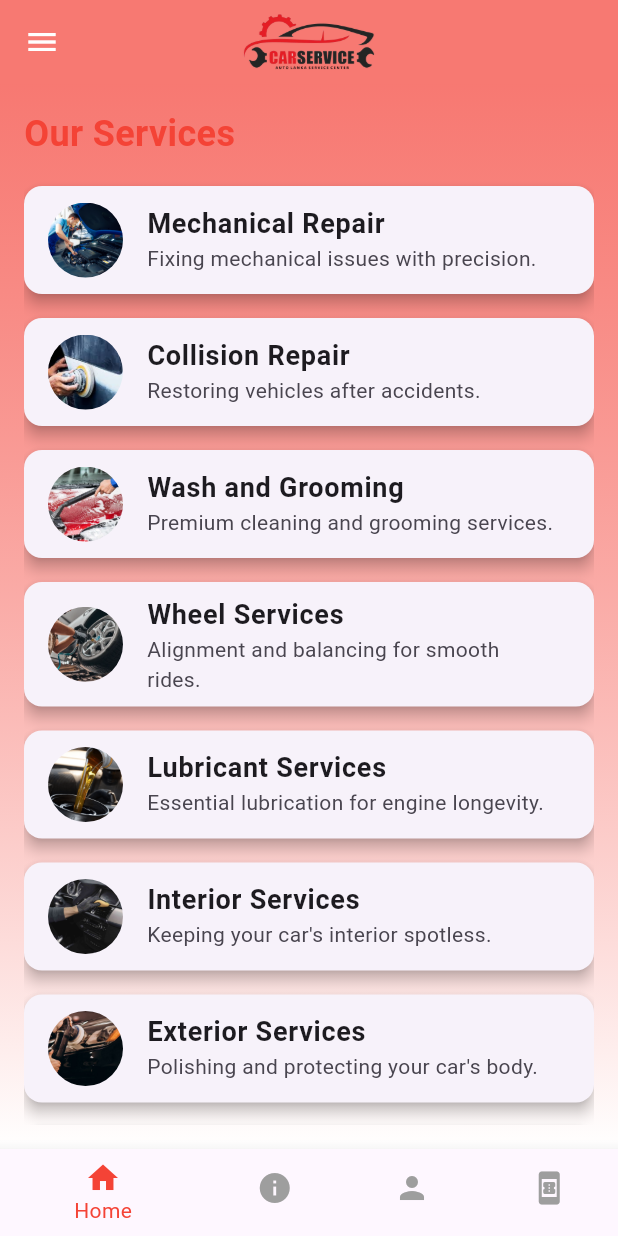
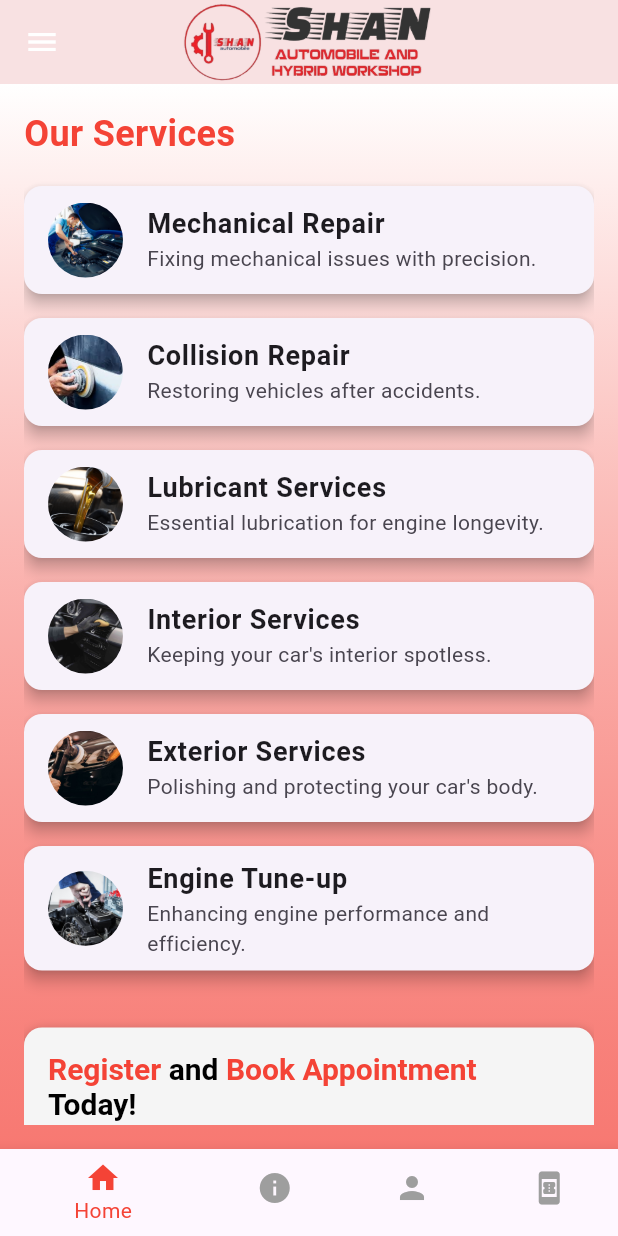
Before and after one commit to Thushanthadasun/Mobile_App, a Flutter app: the HomePage screen opened by its route, on a phone screen of 412 x 824 dp. Run offline on Flutter 3.47's test engine with Material 3 defaults, Android fonts, the phone set to English and light mode, and no system bars; our stand-ins replace shared_preferences, visibility_detector; missing offline and left inert: company_app; accounts and stored records are empty; statements that could not run were skipped.

Commit message:
frontend_changes

```diff
--- a/2025-04-24/Vehicle_maintance_System/lib/home_page.dart
+++ b/2025-04-24/Vehicle_maintance_System/lib/home_page.dart
@@ -1,89 +1,55 @@
-import 'logo_slider.dart';
+import 'package:company_app/logo_slider.dart';
+import 'package:company_app/book_now.dart';
 import 'package:flutter/material.dart';
 
 class HomePageContent extends StatelessWidget {
   final List<Map<String, String>> services = [
-    {
-      'title': 'Mechanical Repair',
-      'short_description': 'Fixing mechanical issues with precision.',
-      'long_description':
-          'Our expert technicians handle all kinds of mechanical repairs, including engine diagnostics, transmission issues, and brake system overhauls. We use high-quality parts and advanced tools to ensure your vehicle runs smoothly.',
-      'image': 'assets/mech-service.jpg'
-    },
-    {
-      'title': 'Collision Repair',
-      'short_description': 'Restoring vehicles after accidents.',
-      'long_description':
-          'We specialize in repairing accident damage, from minor dents to major structural repairs. Our state-of-the-art facility ensures your car is restored to its pre-accident condition with precision and care.',
-      'image': 'assets/collision-service.jpeg'
-    },
-    {
-      'title': 'Wash and Grooming',
-      'short_description': 'Premium cleaning and grooming services.',
-      'long_description':
-          "We provide thorough interior and exterior cleaning, including waxing, polishing, and vacuuming. Our services help maintain your vehicle's aesthetics and value.",
-      'image': 'assets/wash-service.jpg'
-    },
-    {
-      'title': 'Wheel Services',
-      'short_description': 'Alignment and balancing for smooth rides.',
-      'long_description':
-          'Our wheel services include tire rotation, balancing, alignment, and replacement. Proper wheel maintenance improves fuel efficiency and ensures a smooth ride.',
-      'image': 'assets/wheel-service.webp'
-    },
-    {
-      'title': 'Lubricant Services',
-      'short_description': 'Essential lubrication for engine longevity.',
-      'long_description':
-          'Regular oil changes and lubrication services are crucial for engine health. We use high-quality oils and lubricants to ensure smooth performance and reduce wear and tear.',
-      'image': 'assets/lubricant-service.png'
-    },
-    {
-      'title': 'Interior Services',
-      'short_description': "Keeping your car's interior spotless.",
-      'long_description':
-          'Our interior detailing services include deep cleaning, odor removal, and upholstery restoration, ensuring a fresh and comfortable driving experience.',
-      'image': 'assets/interior-service.jpg'
-    },
-    {
-      'title': 'Exterior Services',
-      'short_description': "Polishing and protecting your car's body.",
-      'long_description':
-          "We offer paint protection, waxing, and scratch removal to maintain your car's shine and protect it from environmental damage.",
-      'image': 'assets/exterior-service.jpg'
-    },
-    {
-      'title': 'Engine Tune-up',
-      'short_description': 'Enhancing engine performance and efficiency.',
-      'long_description':
-          'Our tune-up services include spark plug replacement, fuel system cleaning, and engine diagnostics to optimize performance and fuel efficiency.',
-      'image': 'assets/tuneup-service.jpeg'
-    },
+    {"title": "Mechanical Repair", "short_description": "Fixing mechanical issues with precision.", "long_description": "Our expert technicians handle all kinds of mechanical repairs, including engine diagnostics, transmission issues, and brake system overhauls. We use high-quality parts and advanced tools to ensure your vehicle runs smoothly.", "image": "assets/mech-service.jpg"},
+    {"title": "Collision Repair", "short_description": "Restoring vehicles after accidents.", "long_description": "We specialize in repairing accident damage, from minor dents to major structural repairs. Our state-of-the-art facility ensures your car is restored to its pre-accident condition with precision and care.", "image": "assets/collision-service.jpeg"},
+    {"title": "Lubricant Services", "short_description": "Essential lubrication for engine longevity.", "long_description": "Regular oil changes and lubrication services are crucial for engine health. We use high-quality oils and lubricants to ensure smooth performance and reduce wear and tear.", "image": "assets/lubricant-service.png"},
+    {"title": "Interior Services", "short_description": "Keeping your car's interior spotless.", "long_description": "Our interior detailing services include deep cleaning, odor removal, and upholstery restoration, ensuring a fresh and comfortable driving experience.", "image": "assets/interior-service.jpg"},
+    {"title": "Exterior Services", "short_description": "Polishing and protecting your car's body.", "long_description": "We offer paint protection, waxing, and scratch removal to maintain your car's shine and protect it from environmental damage.", "image": "assets/exterior-service.jpg"},
+    {"title": "Engine Tune-up", "short_description": "Enhancing engine performance and efficiency.", "long_description": "Our tune-up services include spark plug replacement, fuel system cleaning, and engine diagnostics to optimize performance and fuel efficiency.", "image": "assets/tuneup-service.jpeg"},
   ];
 
-  HomePageContent({super.key});
-
-  void _showDescription(
-    BuildContext context,
-    String title,
-    String longDescription,
-    String image,
-  ) {
+  void _showDescription(BuildContext context, String title, String longDescription, String image) {
     showDialog(
       context: context,
       builder: (context) => AlertDialog(
         title: Column(
           children: [
             Image.asset(image, width: 100, height: 100, fit: BoxFit.cover),
-            const SizedBox(height: 10),
-            Text(title, style: const TextStyle(fontWeight: FontWeight.bold)),
+            SizedBox(height: 10),
+            Text(title, style: TextStyle(fontWeight: FontWeight.bold)),
           ],
         ),
         content: Text(longDescription),
         actions: [
           TextButton(
             onPressed: () => Navigator.pop(context),
-            child: const Text('Close'),
+            child: Text("Close"),
+          ),
+          ElevatedButton(
+            onPressed: () {
+              Navigator.pop(context); // Close the dialog
+              Navigator.push(
+                context,
+                MaterialPageRoute(
+                  builder: (context) => RegisterServicePage(),
+                  settings: RouteSettings(arguments: {'service_title': title}),
+                ),
+              );
+            },
+            style: ElevatedButton.styleFrom(
+              backgroundColor: Colors.red,
+              shape: RoundedRectangleBorder(
+                borderRadius: BorderRadius.circular(8),
+              ),
+            ),
+            child: Text(
+              "Register",
+              style: TextStyle(color: Colors.white),
+            ),
           ),
         ],
       ),
@@ -97,60 +63,56 @@ class HomePageContent extends StatelessWidget {
       child: Column(
         crossAxisAlignment: CrossAxisAlignment.start,
         children: [
-          const Text(
-            'Our Services',
-            style: TextStyle(
-              fontSize: 24,
-              fontWeight: FontWeight.bold,
-              color: Colors.red,
-            ),
+          Text(
+            "Our Services",
+            style: TextStyle(fontSize: 24, fontWeight: FontWeight.bold, color: Colors.red),
           ),
-          const SizedBox(height: 10),
+          SizedBox(height: 10),
           Expanded(
             child: ListView(
               children: [
+                // Services List
                 ListView.builder(
                   shrinkWrap: true,
-                  physics: const NeverScrollableScrollPhysics(),
+                  physics: NeverScrollableScrollPhysics(),
                   itemCount: services.length,
                   itemBuilder: (context, index) {
                     return Card(
                       elevation: 4,
-                      margin: const EdgeInsets.symmetric(vertical: 8),
+                      margin: EdgeInsets.symmetric(vertical: 8),
                       child: ListTile(
                         leading: ClipOval(
                           child: Image.asset(
-                            services[index]['image']!,
+                            services[index]["image"]!,
                             width: 50,
                             height: 50,
                             fit: BoxFit.cover,
                           ),
                         ),
                         title: Text(
-                          services[index]['title']!,
-                          style: const TextStyle(
-                            fontSize: 18,
-                            fontWeight: FontWeight.bold,
-                          ),
+                          services[index]["title"]!,
+                          style: TextStyle(fontSize: 18, fontWeight: FontWeight.bold),
                         ),
-                        subtitle: Text(services[index]['short_description']!),
+                        subtitle: Text(services[index]["short_description"]!),
                         onTap: () => _showDescription(
                           context,
-                          services[index]['title']!,
-                          services[index]['long_description']!,
-                          services[index]['image']!,
+                          services[index]["title"]!,
+                          services[index]["long_description"]!,
+                          services[index]["image"]!,
                         ),
                       ),
                     );
                   },
                 ),
-                const SizedBox(height: 30),
+
+                // Booking Section
+                SizedBox(height: 30),
                 Container(
-                  padding: const EdgeInsets.all(16),
+                  padding: EdgeInsets.all(16),
                   decoration: BoxDecoration(
                     color: Colors.grey[100],
                     borderRadius: BorderRadius.circular(12),
-                    boxShadow: const [
+                    boxShadow: [
                       BoxShadow(
                         color: Colors.black26,
                         blurRadius: 5,
@@ -163,89 +125,79 @@ class HomePageContent extends StatelessWidget {
                     children: [
                       Center(
                         child: RichText(
-                          text: const TextSpan(
+                          text: TextSpan(
                             children: [
                               TextSpan(
-                                text: 'Register ',
-                                style: TextStyle(
-                                    fontSize: 20,
-                                    fontWeight: FontWeight.bold,
-                                    color: Colors.red),
+                                text: "Register ",
+                                style: TextStyle(fontSize: 20, fontWeight: FontWeight.bold, color: Colors.red),
                               ),
                               TextSpan(
-                                text: 'and',
-                                style: TextStyle(
-                                    fontSize: 20,
-                                    fontWeight: FontWeight.bold,
-                                    color: Colors.black),
+                                text: "and",
+                                style: TextStyle(fontSize: 20, fontWeight: FontWeight.bold, color: Colors.black),
                               ),
                               TextSpan(
-                                text: ' Book Appointment ',
-                                style: TextStyle(
-                                    fontSize: 20,
-                                    fontWeight: FontWeight.bold,
-                                    color: Colors.red),
+                                text: " Book Appointment ",
+                                style: TextStyle(fontSize: 20, fontWeight: FontWeight.bold, color: Colors.red),
                               ),
                               TextSpan(
-                                text: 'Today!',
-                                style: TextStyle(
-                                    fontSize: 20,
-                                    fontWeight: FontWeight.bold,
-                                    color: Colors.black),
+                                text: "Today!",
+                                style: TextStyle(fontSize: 20, fontWeight: FontWeight.bold, color: Colors.black),
                               ),
                             ],
                           ),
                         ),
                       ),
-                      const SizedBox(height: 16),
-                      Column(
-                        crossAxisAlignment: CrossAxisAlignment.start,
+                      SizedBox(height: 16),
+                      Row(
+                        crossAxisAlignment: CrossAxisAlignment.center,
                         children: [
-                          const Text(
-                            'You can explore the features that we provide with fun and have their own functions each feature.',
-                            style:
-                                TextStyle(fontSize: 14, color: Colors.black87),
+
+                          Expanded(
+                            child: Column(
+                              crossAxisAlignment: CrossAxisAlignment.start,
+                              children: [
+                                Text(
+                                  "You can explore the features that we provide with fun and have their own functions each feature.",
+                                  style: TextStyle(fontSize: 14, color: Colors.black87),
+                                ),
+                                SizedBox(height: 10),
+                                _buildFeatureItem("Convenient Online & Mobile Booking"),
+                                _buildFeatureItem("Real-Time Service Tracking"),
+                                _buildFeatureItem("Comprehensive Service History"),
+                                _buildFeatureItem("Timely Reminders & Notifications"),
+                                _buildFeatureItem("Secure Payments & Exclusive Offers"),
+                              ],
+                            ),
                           ),
-                          const SizedBox(height: 10),
-                          _buildFeatureItem(
-                              'Convenient Online & Mobile Booking'),
-                          _buildFeatureItem('Real-Time Service Tracking'),
-                          _buildFeatureItem('Comprehensive Service History'),
-                          _buildFeatureItem('Timely Reminders & Notifications'),
-                          _buildFeatureItem(
-                              'Secure Payments & Exclusive Offers'),
                         ],
                       ),
-                      const SizedBox(height: 16),
+                      SizedBox(height: 16),
+                      // Book Now button - Shortened and centered
                       Center(
                         child: ElevatedButton(
                           onPressed: () {
+                            // Navigate to book_now.dart
                             Navigator.pushNamed(context, '/book_now');
                           },
                           style: ElevatedButton.styleFrom(
                             backgroundColor: Colors.red,
-                            padding: const EdgeInsets.symmetric(
-                                horizontal: 30, vertical: 12),
+                            padding: EdgeInsets.symmetric(horizontal: 30, vertical: 12),
                             shape: RoundedRectangleBorder(
                               borderRadius: BorderRadius.circular(8),
                             ),
                           ),
-                          child: const Text(
-                            'BOOK NOW',
-                            style: TextStyle(
-                              fontSize: 16,
-                              fontWeight: FontWeight.bold,
-                              color: Colors.white,
-                            ),
+                          child: Text(
+                            "BOOK NOW",
+                            style: TextStyle(fontSize: 16, fontWeight: FontWeight.bold, color: Colors.white),
                           ),
                         ),
                       ),
                     ],
                   ),
                 ),
-                const SizedBox(height: 20),
-                const LogoSlider(),
-                const SizedBox(height: 20),
+                SizedBox(height: 20),
+                LogoSlider(), // Logo Slider added at the bottom
+                SizedBox(height: 20),
               ],
             ),
           ),
@@ -260,20 +212,28 @@ class HomePageContent extends StatelessWidget {
       child: Row(
         crossAxisAlignment: CrossAxisAlignment.start,
         children: [
+          // Custom circular red tick with white check
           Container(
-            margin: const EdgeInsets.only(top: 2, right: 8),
+            margin: EdgeInsets.only(top: 2, right: 8),
             width: 16,
             height: 16,
-            decoration: const BoxDecoration(
+            decoration: BoxDecoration(
               color: Colors.red,
               shape: BoxShape.circle,
             ),
-            child: const Center(
-              child: Icon(Icons.check, size: 12, color: Colors.white),
+            child: Center(
+              child: Icon(
+                Icons.check,
+                size: 12,
+                color: Colors.white,
+              ),
             ),
           ),
           Expanded(
-            child: Text(text, style: const TextStyle(fontSize: 13)),
+            child: Text(
+              text,
+              style: TextStyle(fontSize: 13),
+            ),
           ),
         ],
       ),
--- a/2025-04-24/Vehicle_maintance_System/lib/login_page.dart
+++ b/2025-04-24/Vehicle_maintance_System/lib/login_page.dart
@@ -23,7 +23,7 @@ class _LoginPageState extends State<LoginPage> {
         child: Container(
           decoration: BoxDecoration(
             gradient: LinearGradient(
-              colors: [Colors.red.withOpacity(0.7), Colors.white],
+              colors: [Colors.white, Colors.red.withOpacity(0.1)],
               begin: Alignment.topLeft,
               end: Alignment.bottomRight,
             ),
--- a/2025-04-24/Vehicle_maintance_System/lib/main.dart
+++ b/2025-04-24/Vehicle_maintance_System/lib/main.dart
@@ -69,11 +69,11 @@ class _HomePageState extends State<HomePage> {
     return Scaffold(
       appBar: AppBar(
         title: SizedBox(
-          height: 40,
+          height: 60,
           child: Image.asset('assets/logo.png'),
         ),
         centerTitle: true,
-        backgroundColor: Colors.red.withOpacity(0.7),
+        backgroundColor: const Color.fromARGB(255, 245, 215, 213).withOpacity(0.7),
         leading: Builder(
           builder: (context) => IconButton(
             icon: const Icon(Icons.menu, color: Colors.white),
@@ -88,7 +88,7 @@ class _HomePageState extends State<HomePage> {
             DrawerHeader(
               decoration: BoxDecoration(
                 gradient: LinearGradient(
-                  colors: [Colors.red.withOpacity(0.7), Colors.white],
+                  colors: [Colors.white, Colors.red.withOpacity(0.7)],
                 ),
               ),
               child: Center(
@@ -111,7 +111,7 @@ class _HomePageState extends State<HomePage> {
           gradient: LinearGradient(
             begin: Alignment.topCenter,
             end: Alignment.bottomCenter,
-            colors: [Colors.red.withOpacity(0.7), Colors.white],
+            colors: [Colors.white, Colors.red.withOpacity(0.7)],
           ),
         ),
         child: Center(
--- a/2025-04-24/Vehicle_maintance_System/lib/signup_page.dart
+++ b/2025-04-24/Vehicle_maintance_System/lib/signup_page.dart
@@ -31,7 +31,7 @@ class _SignupPageState extends State<SignupPage> {
               child: Container(
                 decoration: BoxDecoration(
                   gradient: LinearGradient(
-                    colors: [Colors.red.withOpacity(0.7), Colors.white],
+                    colors: [Colors.white, Colors.red.withOpacity(0.1)],
                     begin: Alignment.topLeft,
                     end: Alignment.bottomRight,
                   ),
```
Also changed, not shown: 2025-04-24/Vehicle_maintance_System/assets/logo.png.
